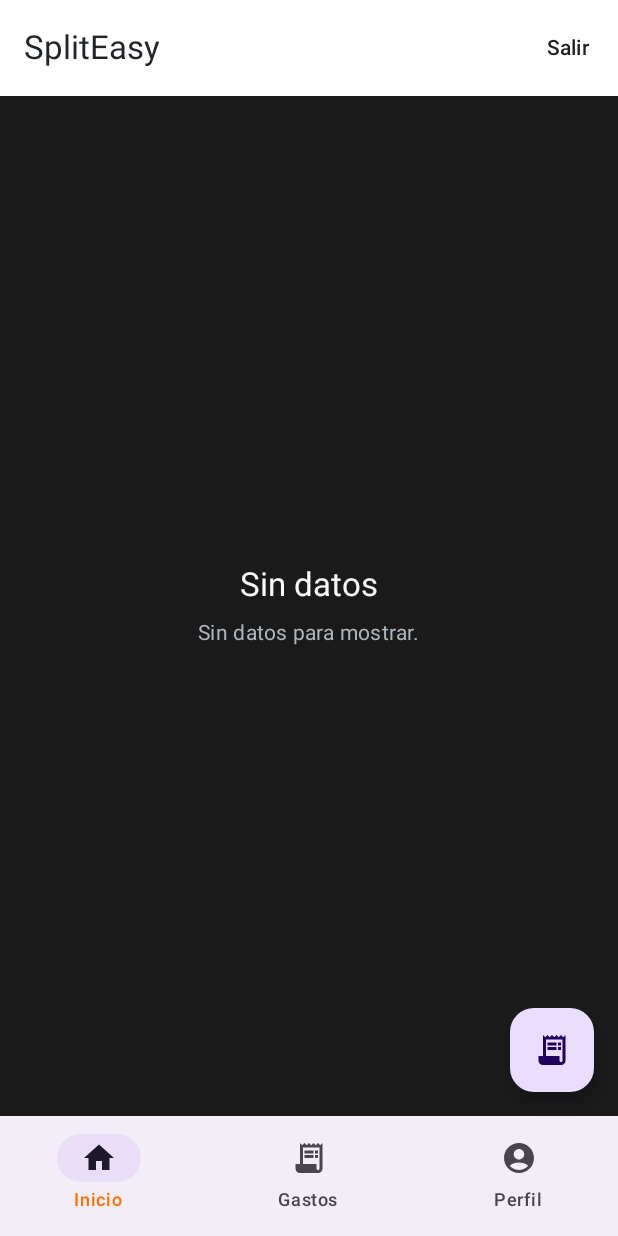
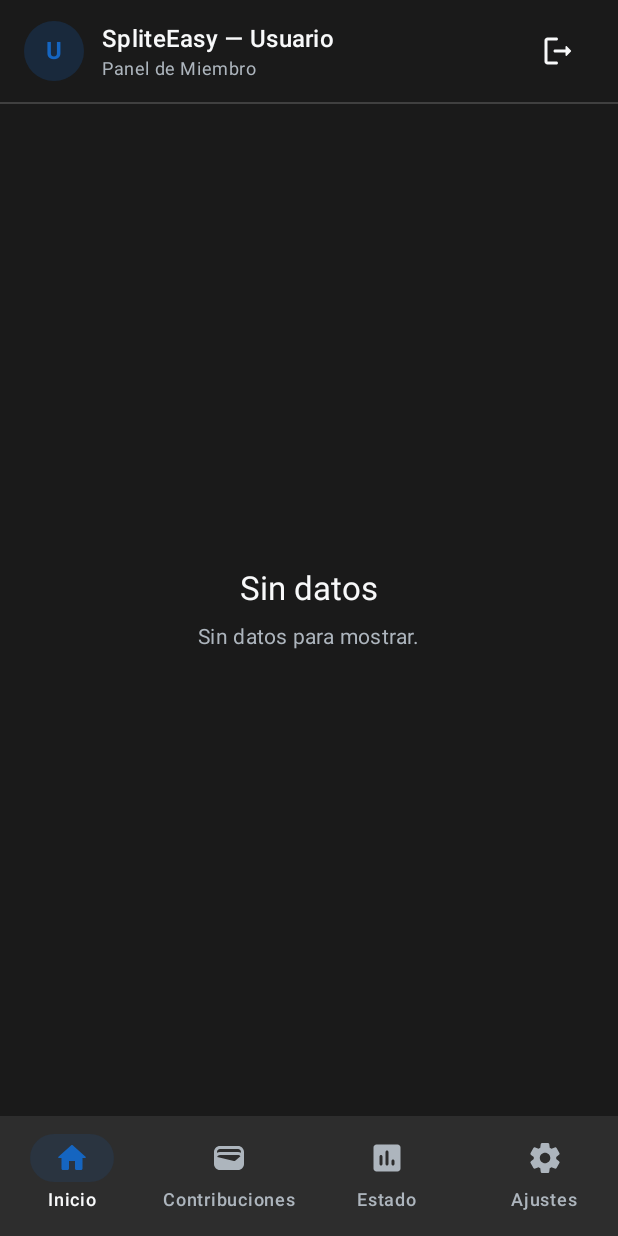
Before and after one commit to ALAYA1803/Front-Mobile-SPLITEASY, an Android app built with Jetpack Compose: the MemberNavRoot screen opened through its navigation route, on a phone screen of 412 x 824 dp. Run offline under Robolectric (Android 15) with nearby library versions, the phone set to English and light mode, and no system bars; our stand-ins replace Dagger/Hilt's generated code; libraries missing offline, so code that uses them is left out: com.google.android.recaptcha; pictures from the network do not load.

Commit message:
fix: design of navbar and toolbar

```diff
--- a/app/src/main/java/com/spliteasy/spliteasy/ui/member/MemberNav.kt
+++ b/app/src/main/java/com/spliteasy/spliteasy/ui/member/MemberNav.kt
@@ -1,101 +1,250 @@
 package com.spliteasy.spliteasy.ui.member
 
+import androidx.compose.foundation.background
+import androidx.compose.foundation.border
+import androidx.compose.foundation.layout.*
+import androidx.compose.foundation.shape.CircleShape
 import androidx.compose.material.icons.Icons
-import androidx.compose.material.icons.filled.AccountCircle
-import androidx.compose.material.icons.filled.Home
-import androidx.compose.material.icons.filled.ReceiptLong
+import androidx.compose.material.icons.rounded.Assessment
+import androidx.compose.material.icons.rounded.Home
+import androidx.compose.material.icons.rounded.Settings
+import androidx.compose.material.icons.rounded.Wallet
 import androidx.compose.material3.*
 import androidx.compose.runtime.*
+import androidx.compose.ui.Alignment
 import androidx.compose.ui.Modifier
-import androidx.navigation.NavHostController
-import androidx.navigation.compose.*
-import com.spliteasy.spliteasy.core.Routes
-import androidx.compose.foundation.layout.padding
+import androidx.compose.ui.draw.clip
+import androidx.compose.ui.graphics.Color
+import androidx.compose.ui.text.font.FontWeight
+import androidx.compose.ui.text.style.TextOverflow
+import androidx.compose.ui.unit.dp
+import androidx.hilt.navigation.compose.hiltViewModel
+import androidx.navigation.NavGraph.Companion.findStartDestination
+import androidx.navigation.compose.NavHost
+import androidx.navigation.compose.composable
+import androidx.navigation.compose.currentBackStackEntryAsState
+import androidx.navigation.compose.rememberNavController
+import com.spliteasy.spliteasy.ui.member.contribs.MembContribsViewModel // ✅ Import correcto
+import androidx.compose.foundation.layout.windowInsetsPadding
+import androidx.compose.foundation.layout.windowInsetsTopHeight
+import androidx.compose.foundation.layout.statusBarsPadding
+import androidx.compose.foundation.layout.safeDrawing
+import androidx.compose.foundation.layout.WindowInsets
+import androidx.compose.material.icons.rounded.Logout
+import androidx.compose.ui.draw.drawBehind
+import androidx.compose.ui.geometry.Offset
 
-@OptIn(ExperimentalMaterial3Api::class)
+/* ---------------------- Paleta SpliteEasy (oscura) ---------------------- */
+private val BrandPrimary   = Color(0xFF1565C0)
+private val BrandSecondary = Color(0xFFFF6F00)
+private val SuccessColor   = Color(0xFF2E7D32)
+private val InfoColor      = Color(0xFF4F46E5)
+
+private val BgMain   = Color(0xFF1A1A1A) // --background-main
+private val BgCard   = Color(0xFF2D2D2D) // --background-card
+private val Border   = Color(0xFF404040) // --border-color
+private val TextPri  = Color(0xFFF8F9FA) // --text-primary
+private val TextSec  = Color(0xFFADB5BD) // --text-secondary
+
+/* --------------------------- Destinos de Miembro --------------------------- */
+sealed class MemberDest(val route: String, val label: String, val icon: androidx.compose.ui.graphics.vector.ImageVector) {
+    data object Home           : MemberDest("member/home",           "Inicio",         Icons.Rounded.Home)
+    data object Contributions  : MemberDest("member/contributions",  "Contribuciones", Icons.Rounded.Wallet)
+    data object Status         : MemberDest("member/status",         "Estado",         Icons.Rounded.Assessment)
+    data object Settings       : MemberDest("member/settings",       "Ajustes",        Icons.Rounded.Settings)
+}
+private val memberTabs = listOf(MemberDest.Home, MemberDest.Contributions, MemberDest.Status, MemberDest.Settings)
+
+/* ------------------------- Root de navegación miembro ------------------------- */
 @Composable
-fun MemberNavScaffold(
-    onLogout: () -> Unit,
-    startDestination: String = Routes.MEM_HOME
-) {
+fun MemberNavRoot(modifier: Modifier = Modifier, onLogout: () -> Unit = {}) {
     val nav = rememberNavController()
-    val items = listOf(
-        Routes.MEM_HOME to Icons.Filled.Home,
-        Routes.MEM_EXPENSES to Icons.Filled.ReceiptLong,
-        Routes.MEM_PROFILE to Icons.Filled.AccountCircle
-    )
+
+    val homeVm: MemberHomeViewModel = hiltViewModel()
+    val homeState by homeVm.uiState.collectAsState()
+
+    LaunchedEffect(Unit) { homeVm.load() }
+
+    val currentUserName: String = remember(homeState) {
+        (homeState as? MemberHomeUiState.Ready)?.currentUserName ?: "Usuario"
+    }
+    val initial = currentUserName.trim().ifBlank { "U" }.first().uppercaseChar().toString()
 
     Scaffold(
+        modifier = modifier.fillMaxSize(),
+        containerColor = BgMain,
+        // 👇 Esto hace que Scaffold respete safe areas (status bar / notch / gesture nav)
+        contentWindowInsets = WindowInsets.safeDrawing,
         topBar = {
-            TopAppBar(
-                title = { Text("SplitEasy") },
-                actions = {
-                    TextButton(onClick = onLogout) { Text("Salir") }
-                }
+            MemberTopBar(
+                title = "SpliteEasy",
+                subtitle = "Panel de Miembro",
+                initial = initial,
+                username = currentUserName,
+                onLogout = onLogout
             )
         },
-        floatingActionButton = {
-            val route = currentRoute(nav)
-            if (route == Routes.MEM_HOME || route == Routes.MEM_EXPENSES) {
-                FloatingActionButton(onClick = { nav.navigate(Routes.ADD_EXPENSE) }) {
-                    Icon(Icons.Filled.ReceiptLong, contentDescription = null)
+        bottomBar = { MemberBottomBar(tabs = memberTabs, nav = nav) }
+    ) { padding ->
+        Box(
+            modifier = Modifier
+                .fillMaxSize()
+                .padding(padding)
+                .background(BgMain)
+        ) {
+            NavHost(
+                navController = nav,
+                startDestination = MemberDest.Home.route,
+                modifier = Modifier.fillMaxSize()
+            ) {
+                composable(MemberDest.Home.route) {
+                    MemberHomeScreen(onAddExpense = {}, onOpenExpense = {})
                 }
-            }
-        },
-        bottomBar = {
-            NavigationBar {
-                items.forEach { (route, icon) ->
-                    val selected = currentRoute(nav) == route
-                    NavigationBarItem(
-                        selected = selected,
-                        onClick = {
-                            if (!selected) nav.navigate(route) {
-                                popUpTo(Routes.MEM_HOME) { saveState = true }
-                                launchSingleTop = true
-                                restoreState = true
-                            }
-                        },
-                        icon = { Icon(icon, null) },
-                        label = { Text(when(route){
-                            Routes.MEM_HOME -> "Inicio"
-                            Routes.MEM_EXPENSES -> "Gastos"
-                            else -> "Perfil"
-                        }) }
-                    )
-                }
-            }
-        }
-    ) { paddingValues ->
-        NavHost(
-            navController = nav,
-            startDestination = startDestination,
-            modifier = Modifier.padding(paddingValues)
-        ) {
-            composable(Routes.MEM_HOME) {
-                MemberHomeScreen(
-                    onAddExpense = { nav.navigate(Routes.ADD_EXPENSE) },
-                    onOpenExpense = { id -> nav.navigate("expense_detail/$id") }
-                )
-            }
-            composable(Routes.MEM_EXPENSES) {
-                ExpensesScreen(
-                    onAddExpense = { nav.navigate(Routes.ADD_EXPENSE) },
-                    onOpenExpense = { id -> nav.navigate("expense_detail/$id") }
-                )
-            }
-            composable(Routes.MEM_PROFILE) { MemberProfileScreen(onLogout = onLogout) }
-            composable(Routes.ADD_EXPENSE) { AddExpenseScreen(onDone = { nav.popBackStack() }) }
-            composable("${Routes.EXPENSE_DETAIL}/{expenseId}") { backStackEntry ->
-                val expenseId = backStackEntry.arguments?.getString("expenseId")?.toLongOrNull() ?: 0L
-                ExpenseDetailScreen(
-                    expenseId = expenseId,
-                    onBack = { nav.popBackStack() }
-                )
+                composable(MemberDest.Contributions.route) { MembContribsScreen() }
+                composable(MemberDest.Status.route)        { MembStatusScreen() }
+                composable(MemberDest.Settings.route)      { MembSettingsScreen() }
             }
         }
     }
 }
 
+
+/* --------------------------------- TopBar --------------------------------- */
 @Composable
-private fun currentRoute(nav: NavHostController): String? =
-    nav.currentBackStackEntryAsState().value?.destination?.route
+private fun MemberTopBar(
+    title: String,
+    subtitle: String,
+    initial: String,
+    username: String,
+    onLogout: () -> Unit
+) {
+    // Contenedor de la app bar respetando la altura de la status bar
+    Column(
+        modifier = Modifier
+            .fillMaxWidth()
+            // 👇 Respeta el status bar / notch SOLO en el top bar
+            .windowInsetsPadding(WindowInsets.statusBars)
+            .background(BgMain)
+    ) {
+        Row(
+            modifier = Modifier
+                .fillMaxWidth()
+                .heightIn(min = 56.dp)
+                .padding(horizontal = 16.dp, vertical = 10.dp),
+            verticalAlignment = Alignment.CenterVertically
+        ) {
+            // Avatar (iniciales)
+            Box(
+                modifier = Modifier
+                    .size(40.dp)
+                    .clip(CircleShape)
+                    .background(BrandPrimary.copy(alpha = 0.2f)),
+                contentAlignment = Alignment.Center
+            ) {
+                Text(
+                    text = initial,
+                    color = BrandPrimary,
+                    style = MaterialTheme.typography.titleMedium.copy(fontWeight = FontWeight.Bold)
+                )
+            }
+
+            Spacer(Modifier.width(12.dp))
+
+            Column(Modifier.weight(1f)) {
+                Text(
+                    text = "$title — $username",
+                    color = TextPri,
+                    style = MaterialTheme.typography.titleMedium.copy(fontWeight = FontWeight.SemiBold),
+                    maxLines = 1,
+                    overflow = TextOverflow.Ellipsis
+                )
+                Text(text = subtitle, color = TextSec, style = MaterialTheme.typography.bodySmall)
+            }
+
+            // Botón cerrar sesión
+            IconButton(onClick = onLogout) {
+                Icon(
+                    imageVector = Icons.Rounded.Logout,
+                    contentDescription = "Cerrar sesión",
+                    tint = TextPri
+                )
+            }
+        }
+
+        // Borde inferior (Divider) para separar y evitar ver borde en todos los lados
+        Divider(color = Border, thickness = 1.dp)
+    }
+}
+
+/* ------------------------------- BottomBar ------------------------------- */
+@Composable
+private fun MemberBottomBar(
+    tabs: List<MemberDest>,
+    nav: androidx.navigation.NavHostController
+) {
+    val backStackEntry by nav.currentBackStackEntryAsState()
+    val currentRoute = backStackEntry?.destination?.route
+
+    NavigationBar(
+        containerColor = BgCard,
+        contentColor = TextPri,
+        tonalElevation = 0.dp
+    ) {
+        tabs.forEach { dest ->
+            val selected = currentRoute == dest.route
+            NavigationBarItem(
+                selected = selected,
+                onClick = {
+                    nav.navigate(dest.route) {
+                        launchSingleTop = true
+                        restoreState = true
+                        popUpTo(nav.graph.findStartDestination().id) { saveState = true }
+                    }
+                },
+                icon = {
+                    Icon(
+                        imageVector = dest.icon,
+                        contentDescription = dest.label,
+                        tint = if (selected) BrandPrimary else TextSec
+                    )
+                },
+                label = {
+                    Text(
+                        text = dest.label,
+                        color = if (selected) TextPri else TextSec,
+                        maxLines = 1
+                    )
+                },
+                colors = NavigationBarItemDefaults.colors(
+                    selectedIconColor = BrandPrimary,
+                    selectedTextColor = TextPri,
+                    indicatorColor = BrandPrimary.copy(alpha = 0.12f),
+                    unselectedIconColor = TextSec,
+                    unselectedTextColor = TextSec
+                )
+            )
+        }
+    }
+}
+
+/* --------------------- Stubs (reemplaza con tus pantallas) --------------------- */
+@Composable
+private fun MembContribsScreen(vm: MembContribsViewModel = hiltViewModel()) {
+    Box(Modifier.fillMaxSize().background(BgMain), contentAlignment = Alignment.Center) {
+        Text("Contribuciones", color = TextPri)
+    }
+}
+
+@Composable
+private fun MembStatusScreen() {
+    Box(Modifier.fillMaxSize().background(BgMain), contentAlignment = Alignment.Center) {
+        Text("Estado", color = TextPri)
+    }
+}
+
+@Composable
+private fun MembSettingsScreen() {
+    Box(Modifier.fillMaxSize().background(BgMain), contentAlignment = Alignment.Center) {
+        Text("Ajustes", color = TextPri)
+    }
+}
--- a/app/src/main/java/com/spliteasy/spliteasy/ui/navigation/AppNav.kt
+++ b/app/src/main/java/com/spliteasy/spliteasy/ui/navigation/AppNav.kt
@@ -7,7 +7,7 @@ import androidx.navigation.compose.rememberNavController
 import com.spliteasy.spliteasy.core.Routes
 import com.spliteasy.spliteasy.ui.auth.LoginScreen
 import com.spliteasy.spliteasy.ui.auth.RegisterScreen
-import com.spliteasy.spliteasy.ui.member.MemberNavScaffold
+import com.spliteasy.spliteasy.ui.member.MemberNavRoot   // 👈 cambia esta import
 import com.spliteasy.spliteasy.ui.representative.RepresentativeHomeScreen
 
 @Composable
@@ -36,8 +36,9 @@ fun AppNav(startDestination: String = Routes.LOGIN) {
         }
 
         composable(Routes.REP_HOME) { RepresentativeHomeScreen() }
+
         composable(Routes.MEM_HOME) {
-            MemberNavScaffold(
+            MemberNavRoot(
                 onLogout = {
                     nav.navigate(Routes.LOGIN) {
                         popUpTo(0) { inclusive = true }
```
